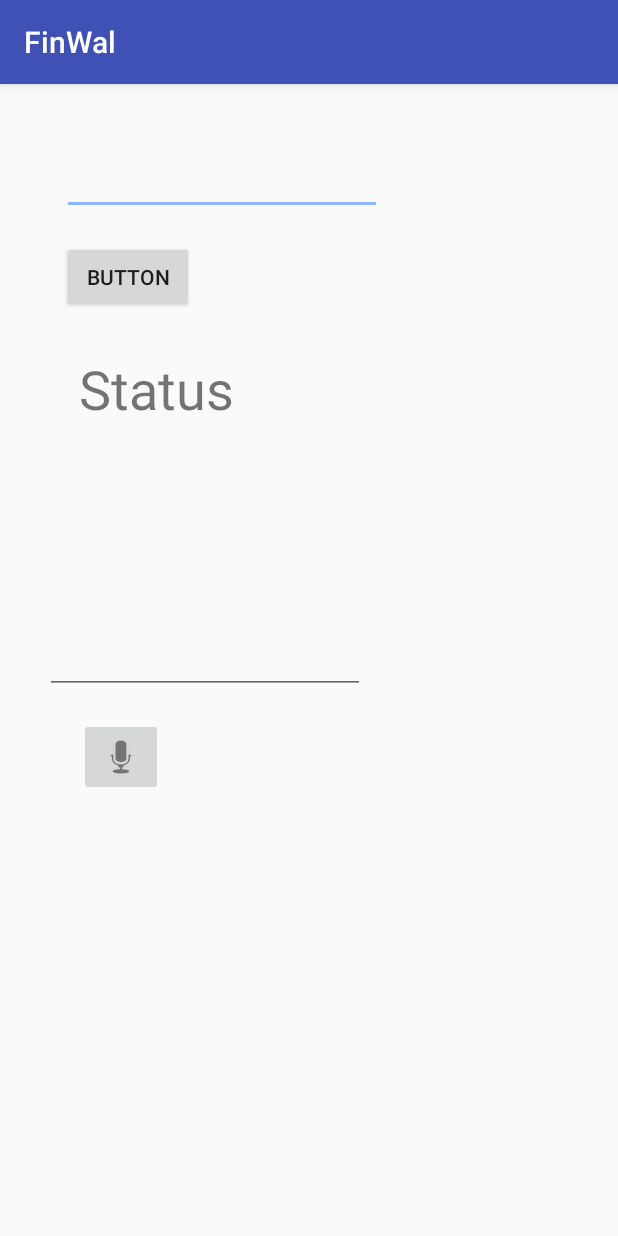
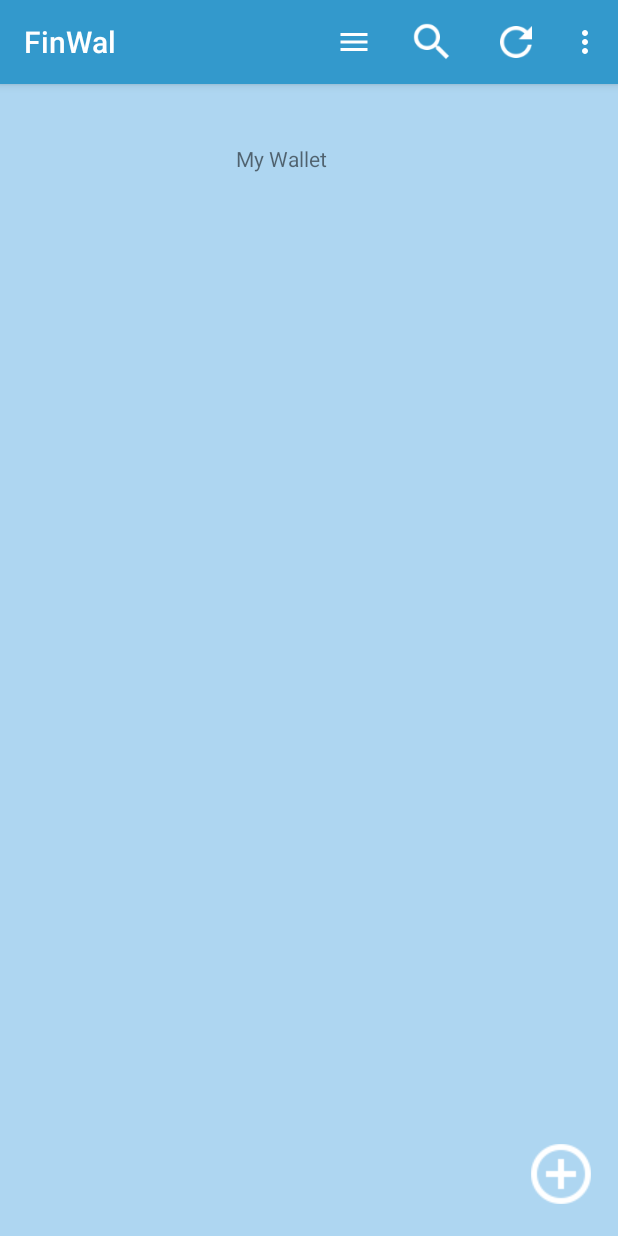
Before and after one commit to wanmoon/FinWal, an Android app: the screen it shows after launch (MainActivity before the commit, Home after it), on a phone screen of 412 x 824 dp. Run offline under Robolectric (Android 15) with nearby library versions, the light colour scheme and no system bars.

Commit message:
action bar

```diff
--- a/app/src/main/AndroidManifest.xml
+++ b/app/src/main/AndroidManifest.xml
@@ -8,7 +8,7 @@
         android:label="@string/app_name"
         android:supportsRtl="true"
         android:theme="@style/AppTheme">
-        <activity android:name=".MainActivity">
+        <activity android:name=".Home">
             <intent-filter>
                 <action android:name="android.intent.action.MAIN" />
 
--- /dev/null
+++ b/app/src/main/java/com/wanmoon/finwal/Home.java
@@ -0,0 +1,56 @@
+package com.wanmoon.finwal;
+
+import android.os.Bundle;
+import android.support.v7.app.AppCompatActivity;
+import android.view.Menu;
+import android.view.MenuInflater;
+import android.view.MenuItem;
+import android.widget.TextView;
+
+/**
+ * Created by pimpischaya on 5/25/2017 AD.
+ */
+
+public class Home extends AppCompatActivity {
+
+    @Override
+    protected void onCreate(Bundle savedInstanceState) {
+        super.onCreate(savedInstanceState);
+        setContentView(R.layout.home);
+    }
+
+    public boolean onCreateOptionsMenu(Menu menu){
+        MenuInflater inflater = getMenuInflater();
+        inflater.inflate(R.menu.main_menu, menu);
+        return super.onCreateOptionsMenu(menu);
+
+    }
+
+    public void showMyText(String myText){
+        // สร้าง instance สำหรับเรียกใช้งาน TextView
+        // TextView myShowText = (TextView) findViewById(R.id.my_text);
+       // myShowText.setText(myText);  // แสดงค่าที่ส่งเข้ามา
+    }
+
+    @Override
+    public boolean onOptionsItemSelected(MenuItem item) {
+        // เก็บค่า id ของปุ่ม action butoon ที่กดเลือก
+        int id = item.getItemId();
+
+        // ตรวจสอบค่า ว่า เป็น id ใด  แล้วเรียกใช้ method ที่เราสร้างขึ้น
+        // ในตัวอย่างนี้ เราจะส่งค่าข้อความเข้าไปใน method
+        switch (id) {
+            case R.id.action_search:
+                showMyText("Search");
+                return true;
+            case R.id.action_refresh:
+                showMyText("Refresh");
+                return true;
+            case R.id.action_settings:
+                showMyText("Settings");
+                return true;
+            default:
+                return super.onOptionsItemSelected(item);
+        }
+    }
+}
--- a/app/src/main/java/com/wanmoon/finwal/MainActivity.java
+++ b/app/src/main/java/com/wanmoon/finwal/MainActivity.java
@@ -6,6 +6,8 @@ import android.speech.RecognizerIntent;
 import android.support.v7.app.AppCompatActivity;
 import android.os.Bundle;
 import android.util.Log;
+import android.view.Menu;
+import android.view.MenuInflater;
 import android.view.View;
 import android.widget.Button;
 import android.widget.EditText;
@@ -44,6 +46,8 @@ public class MainActivity extends AppCompatActivity {
 
 
     }
+
+
 
     public void imageButton(View view){
 
--- a/app/src/main/java/com/wanmoon/finwal/login.java
+++ /dev/null
@@ -1,10 +0,0 @@
-package com.wanmoon.finwal;
-
-/**
- * Created by pimpischaya on 5/25/2017 AD.
- */
-
-public class login {
-
-
-}
--- a/app/src/main/res/layout/home.xml
+++ b/app/src/main/res/layout/home.xml
@@ -1,11 +1,50 @@
 <?xml version="1.0" encoding="utf-8"?>
-<LinearLayout xmlns:android="http://schemas.android.com/apk/res/android"
+<android.support.constraint.ConstraintLayout xmlns:android="http://schemas.android.com/apk/res/android"
+    xmlns:app="http://schemas.android.com/apk/res-auto"
+    xmlns:tools="http://schemas.android.com/tools"
+    android:id="@+id/Home"
     android:orientation="vertical"
     android:layout_width="match_parent"
     android:layout_height="match_parent"
     android:background="@color/backgroundColor"
-    android:gravity="center_vertical">
+    android:gravity="center_vertical"
+    tools:context="com.wanmoon.finwal.Home">
 
 
 
-</LinearLayout>
+    <ImageButton
+        android:id="@+id/imageButtonAddTransaction"
+        android:layout_width="40dp"
+        android:layout_height="40dp"
+        app:srcCompat="@drawable/ic_add_circle_outline_white_24dp"
+        tools:layout_constraintTop_creator="1"
+        tools:layout_constraintLeft_creator="1"
+        app:layout_constraintLeft_toLeftOf="parent"
+        android:layout_marginLeft="8dp"
+        android:layout_marginTop="8dp"
+        app:layout_constraintTop_toTopOf="parent"
+        app:layout_constraintBottom_toBottomOf="parent"
+        android:layout_marginBottom="8dp"
+        app:layout_constraintVertical_bias="0.981"
+        android:layout_marginRight="8dp"
+        app:layout_constraintRight_toRightOf="parent"
+        app:layout_constraintHorizontal_bias="0.972"
+        android:background="@color/backgroundColor"/>
+
+    <TextView
+        android:id="@+id/textMyWallet"
+        android:text="My Wallet"
+        android:layout_width="98dp"
+        android:layout_height="25dp"
+        app:layout_constraintTop_toTopOf="parent"
+        android:layout_marginTop="8dp"
+        app:layout_constraintBottom_toBottomOf="parent"
+        android:layout_marginBottom="8dp"
+        android:layout_marginRight="8dp"
+        app:layout_constraintRight_toRightOf="parent"
+        android:layout_marginLeft="8dp"
+        app:layout_constraintLeft_toLeftOf="parent"
+        app:layout_constraintVertical_bias="0.044" />
+
+
+</android.support.constraint.ConstraintLayout>
--- a/app/src/main/res/menu/main_menu.xml
+++ b/app/src/main/res/menu/main_menu.xml
@@ -1,4 +1,28 @@
 <?xml version="1.0" encoding="utf-8"?>
-<menu xmlns:android="http://schemas.android.com/apk/res/android">
+<menu xmlns:android="http://schemas.android.com/apk/res/android"
+    xmlns:app="http://schemas.android.com/apk/res-auto"
+    xmlns:tools="http://schemas.android.com/tools"
+    tools:context=".Home">
 
+    <item
+        android:id="@+id/action_menu"
+        android:icon="@mipmap/ic_menu_white_24dp"
+        android:title="@string/action_menu"
+        app:showAsAction="always" />
+
+    <item android:id="@+id/action_search"
+        android:icon="@mipmap/ic_search_white_24dp"
+        android:title="@string/action_search"
+        app:showAsAction="always"/>
+
+    <item android:id="@+id/action_refresh"
+        android:icon="@mipmap/ic_refresh_white_24dp"
+        android:title="@string/action_refresh"
+        app:showAsAction="always"/>
+
+
+    <item android:id="@+id/action_settings"
+        android:title="@string/action_settings"
+        android:orderInCategory="100"
+        app:showAsAction="never" />
 </menu>
--- a/app/src/main/res/values/strings.xml
+++ b/app/src/main/res/values/strings.xml
@@ -1,4 +1,10 @@
 <resources>
     <string name="app_name">FinWal</string>
-    <string name="emptystr" />
+    <string name="action_menu">Menu</string>
+    <string name="emptystr"></string>
+    <string name="action_search">Search</string>
+    <string name="action_refresh">Refresh</string>
+    <string name="action_settings">Settings</string>/>
+    <color name="colorbgactionbar">#3399CC</color>
+
 </resources>
--- a/app/src/main/res/values/styles.xml
+++ b/app/src/main/res/values/styles.xml
@@ -3,9 +3,18 @@
     <!-- Base application theme. -->
     <style name="AppTheme" parent="Theme.AppCompat.Light.DarkActionBar">
         <!-- Customize your theme here. -->
-        <item name="colorPrimary">@color/colorPrimary</item>
-        <item name="colorPrimaryDark">@color/colorPrimaryDark</item>
-        <item name="colorAccent">@color/colorAccent</item>
+        <item name="android:actionBarStyle">@style/MyActionBar</item>
+        <!-- Support library compatibility -->
+        <item name="actionBarStyle">@style/MyActionBar</item>
+    </style>
+
+    <!-- ActionBar styles -->
+    <style name="MyActionBar"
+        parent="@style/Widget.AppCompat.Light.ActionBar.Solid.Inverse">
+        <item name="android:background">@color/colorbgactionbar</item>
+
+        <!-- Support library compatibility -->
+        <item name="background">@color/colorbgactionbar</item>
     </style>
 
 </resources>
```
Also changed, not shown: app/src/main/res/drawable/ic_add_circle_outline_white_24dp.png (added), app/src/main/res/mipmap-xhdpi/ic_menu_white_24dp.png (added), app/src/main/res/mipmap-xhdpi/ic_refresh_white_24dp.png (added), app/src/main/res/mipmap-xhdpi/ic_search_white_24dp.png (added).
